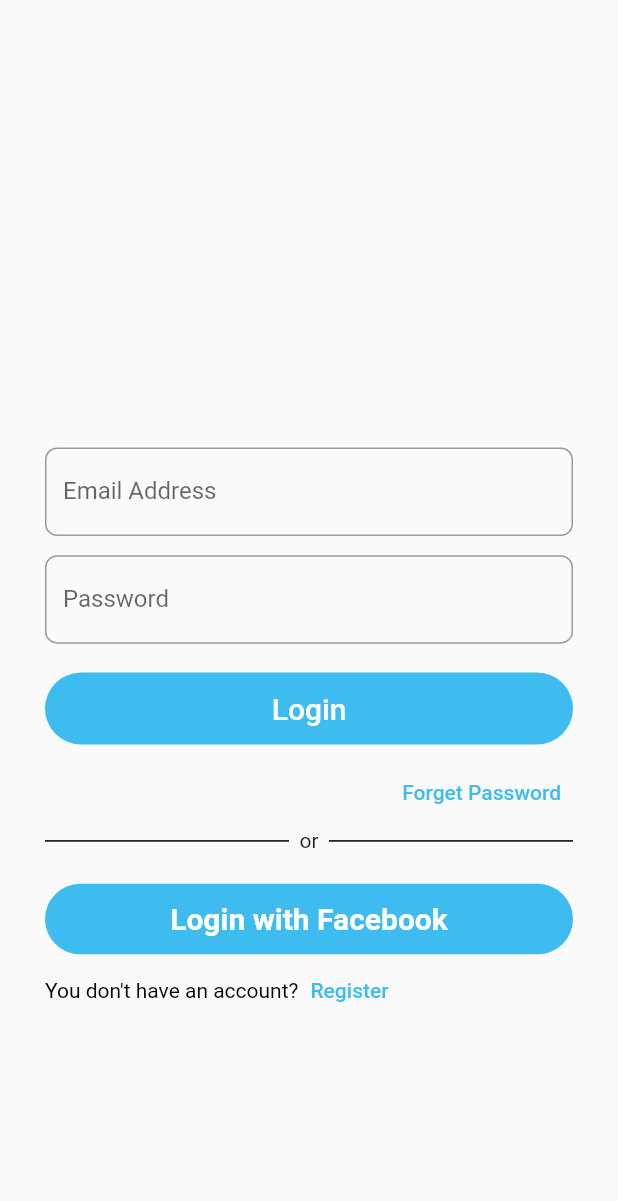
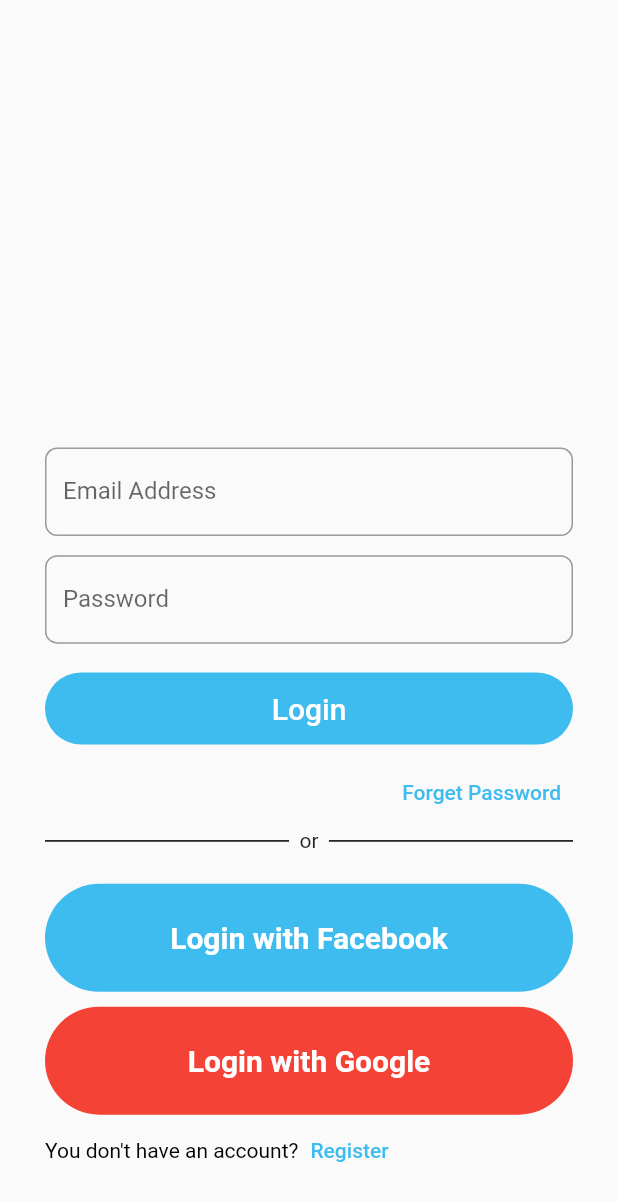
Before and after one commit to tron200/car_washer, a Flutter app: the screen it shows after launch, on a phone screen of 412 x 824 dp. Shown: the top 1201 px of the screen. Run offline on Flutter 3.47's test engine with Material 2 defaults, Android fonts, the phone set to English and light mode, and no system bars; our stand-ins replace device_info, firebase_core, firebase_messaging, sizer; accounts and stored records are empty.

Commit message:
facebook, google commit

```diff
--- a/lib/Auth/login.dart
+++ b/lib/Auth/login.dart
@@ -52,6 +52,7 @@
             builder: (context) => register())
         ,);
     }
+
     void signin(){
       //here _emailController.text
       WidgetsFlutterBinding.ensureInitialized();
@@ -68,6 +69,13 @@
       });
 
       //http request to https://lamaah.ae/api/provider/oauth/token
+    }
+    void facebookLogin(){
+      // aho yasta
+    }
+
+    void googleLogin(){
+      // aho tany
     }
 
     TextEditingController _emailController = TextEditingController();
@@ -218,17 +226,49 @@
                                   borderRadius: BorderRadius.all(Radius.circular(50)),
                                   color: Color(0xff3fbcef)
                               ),
-                              child: const Padding(
+                              child: Padding(
                                 padding: EdgeInsets.all(12.0),
-                                child: Text('Login with Facebook',
+                                child: TextButton(
+                                  onPressed: facebookLogin,
+                                  child: Text('Login with Facebook',
                                   style: TextStyle(color: Colors.white,
                                       fontSize: 20,
                                       fontWeight: FontWeight.bold
                                   ),
                                 ),
                               ),
+                              )
+                            )
+
                             ),
+                          SizedBox(height: 1.2.h,),
+                          GestureDetector(
+                              child: Container(
+                                  alignment: Alignment.center,
+                                  width: MediaQuery
+                                      .of(context)
+                                      .size
+                                      .width,
+                                  decoration: const BoxDecoration(
+                                      borderRadius: BorderRadius.all(Radius.circular(50)),
+                                      color: Colors.red
+                                  ),
+                                  child: Padding(
+                                    padding: EdgeInsets.all(12.0),
+                                    child: TextButton(
+                                      onPressed: googleLogin,
+                                      child: Text('Login with Google',
+                                        style: TextStyle(color: Colors.white,
+                                            fontSize: 20,
+                                            fontWeight: FontWeight.bold
+                                        ),
+                                      ),
+                                    ),
+                                  )
+                              )
+
                           ),
+
                           Row(
                             children: [
                               Text("You don't have an account?",style: TextStyle(color: Colors.black),),
```
